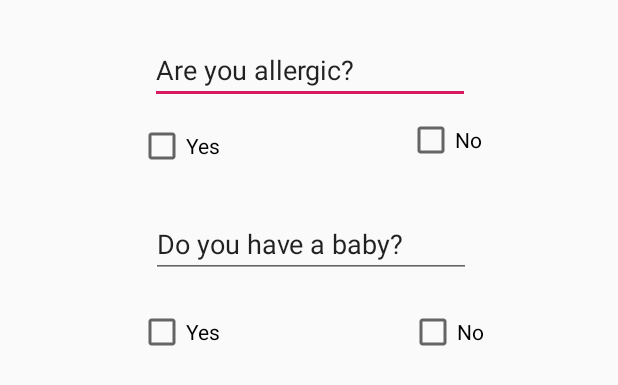
After one commit to svetlinyotov/nasa-space-apps, an Android app: the layout activity_add_preference.xml on its own in the app's theme, with its tools: preview values and no code run, on a phone screen of 412 x 824 dp. The commit adds this screen. Shown: the top 385 px of the screen. Run offline under Robolectric (Android 15) with nearby library versions, the phone set to English and light mode, and no system bars.

Commit message:
Adding preference.

```diff
--- /dev/null
+++ b/app/src/main/res/layout/activity_add_preference.xml
@@ -0,0 +1,91 @@
+<?xml version="1.0" encoding="utf-8"?>
+<android.support.constraint.ConstraintLayout
+    xmlns:android="http://schemas.android.com/apk/res/android"
+    xmlns:app="http://schemas.android.com/apk/res-auto"
+    xmlns:tools="http://schemas.android.com/tools"
+    android:layout_width="match_parent"
+    android:layout_height="match_parent">
+
+    <EditText
+        android:id="@+id/editText"
+        android:layout_width="wrap_content"
+        android:layout_height="wrap_content"
+        android:layout_marginStart="8dp"
+        android:layout_marginTop="24dp"
+        android:layout_marginEnd="8dp"
+        android:ems="10"
+        android:inputType="textPersonName"
+        android:text="Are you allergic?"
+        app:layout_constraintEnd_toEndOf="parent"
+        app:layout_constraintHorizontal_bias="0.503"
+        app:layout_constraintStart_toStartOf="parent"
+        app:layout_constraintTop_toTopOf="parent" />
+
+    <CheckBox
+        android:id="@+id/checkBox"
+        android:layout_width="wrap_content"
+        android:layout_height="wrap_content"
+        android:layout_marginStart="8dp"
+        android:layout_marginTop="12dp"
+        android:layout_marginEnd="8dp"
+        android:text="Yes"
+        app:layout_constraintEnd_toEndOf="parent"
+        app:layout_constraintHorizontal_bias="0.246"
+        app:layout_constraintStart_toStartOf="parent"
+        app:layout_constraintTop_toBottomOf="@+id/editText" />
+
+    <CheckBox
+        android:id="@+id/checkBox2"
+        android:layout_width="wrap_content"
+        android:layout_height="wrap_content"
+        android:layout_marginStart="8dp"
+        android:layout_marginTop="8dp"
+        android:layout_marginEnd="8dp"
+        android:text="No"
+        app:layout_constraintEnd_toEndOf="parent"
+        app:layout_constraintHorizontal_bias="0.761"
+        app:layout_constraintStart_toStartOf="parent"
+        app:layout_constraintTop_toBottomOf="@+id/editText" />
+
+    <EditText
+        android:id="@+id/editText2"
+        android:layout_width="wrap_content"
+        android:layout_height="wrap_content"
+        android:layout_marginStart="8dp"
+        android:layout_marginTop="140dp"
+        android:layout_marginEnd="8dp"
+        android:ems="10"
+        android:inputType="textPersonName"
+        android:text="Do you have a baby?"
+        app:layout_constraintEnd_toEndOf="parent"
+        app:layout_constraintHorizontal_bias="0.509"
+        app:layout_constraintStart_toStartOf="parent"
+        app:layout_constraintTop_toTopOf="parent" />
+
+    <CheckBox
+        android:id="@+id/checkBox3"
+        android:layout_width="wrap_content"
+        android:layout_height="wrap_content"
+        android:layout_marginStart="8dp"
+        android:layout_marginTop="20dp"
+        android:layout_marginEnd="8dp"
+        android:text="Yes"
+        app:layout_constraintEnd_toEndOf="parent"
+        app:layout_constraintHorizontal_bias="0.246"
+        app:layout_constraintStart_toStartOf="parent"
+        app:layout_constraintTop_toBottomOf="@+id/editText2" />
+
+    <CheckBox
+        android:id="@+id/checkBox4"
+        android:layout_width="wrap_content"
+        android:layout_height="wrap_content"
+        android:layout_marginStart="8dp"
+        android:layout_marginTop="20dp"
+        android:layout_marginEnd="8dp"
+        android:text="No"
+        app:layout_constraintEnd_toEndOf="parent"
+        app:layout_constraintHorizontal_bias="0.764"
+        app:layout_constraintStart_toStartOf="parent"
+        app:layout_constraintTop_toBottomOf="@+id/editText2" />
+
+</android.support.constraint.ConstraintLayout>
```
Also changed, not shown: app/src/main/AndroidManifest.xml (+13 -4 lines), app/src/main/java/com/snsdevelop/nasa/disaster/PreferenceActivity.java (added, +23 -0 lines), app/src/main/java/com/snsdevelop/nasa/disaster/Utils/DisasterInfo.java (+28 -26 lines), app/src/main/res/layout/activity_preference.xml (added, +9 -0 lines), app/src/main/java/com/snsdevelop/nasa/disaster/StepViewActivity.java (line endings or trailing spaces).
